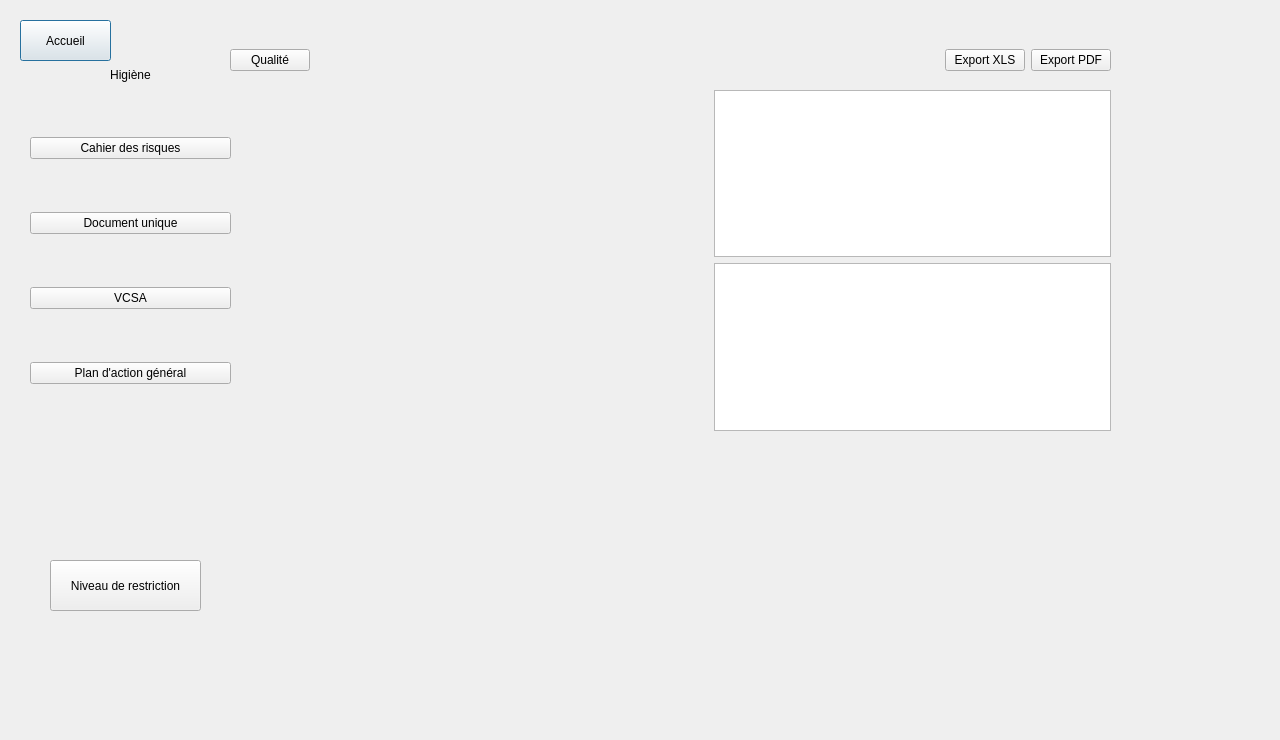
The window that Projet_Ajour/hygiene.ui (simzrch/Projet_Entremont) describes before a commit, drawn with Qt 5.
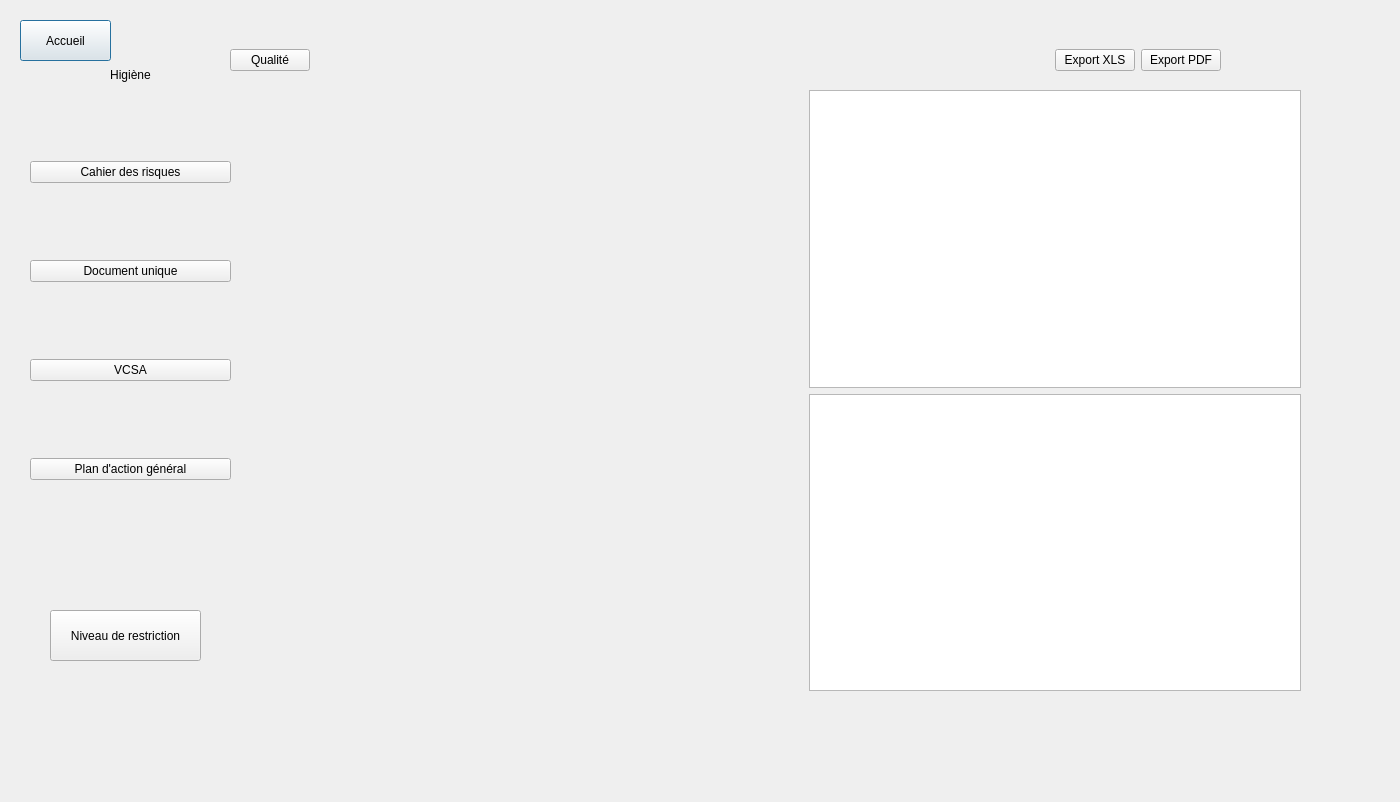
The same window after the commit.

Commit message: Ajout de RDR.ui et PAG.ui + Modification de HygienePage.py pour afficher les nouveau .ui

The edit to the form file:
```diff
--- a/Projet_Ajour/hygiene.ui
+++ b/Projet_Ajour/hygiene.ui
@@ -6,8 +6,8 @@
    <rect>
     <x>0</x>
     <y>0</y>
-    <width>1280</width>
-    <height>740</height>
+    <width>1400</width>
+    <height>802</height>
    </rect>
   </property>
   <property name="windowTitle">
@@ -31,7 +31,7 @@
     <rect>
      <x>230</x>
      <y>30</y>
-     <width>881</width>
+     <width>991</width>
      <height>61</height>
     </rect>
    </property>
@@ -78,7 +78,7 @@
      <x>30</x>
      <y>90</y>
      <width>201</width>
-     <height>341</height>
+     <height>461</height>
     </rect>
    </property>
    <layout class="QVBoxLayout" name="verticalLayout">
@@ -116,7 +116,7 @@
    <property name="geometry">
     <rect>
      <x>50</x>
-     <y>560</y>
+     <y>610</y>
      <width>151</width>
      <height>51</height>
     </rect>
@@ -146,8 +146,8 @@
     <rect>
      <x>230</x>
      <y>90</y>
-     <width>881</width>
-     <height>341</height>
+     <width>1071</width>
+     <height>601</height>
     </rect>
    </property>
    <layout class="QHBoxLayout" name="horizontalLayout_2">
```
The commit also changes 10 other files.
